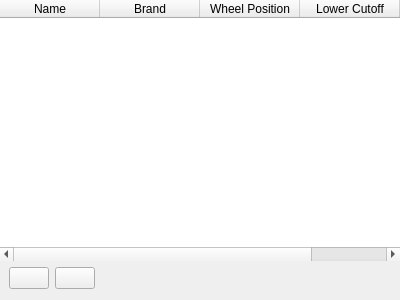
This is qt/frames/filters.ui in EthanChappel/Ecliptic as Qt 5 draws it before an edit. The edited form follows.
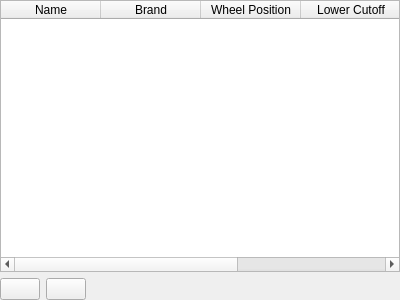
This is the edited form. Icons and pictures are not drawn.

Commit message: Move filter table to settings dock window

```diff
--- a/qt/frames/filters.ui
+++ b/qt/frames/filters.ui
@@ -23,14 +23,11 @@
    <property name="rightMargin">
     <number>0</number>
    </property>
+   <property name="bottomMargin">
+    <number>0</number>
+   </property>
    <item>
     <widget class="QTableWidget" name="table">
-     <property name="frameShape">
-      <enum>QFrame::NoFrame</enum>
-     </property>
-     <property name="lineWidth">
-      <number>0</number>
-     </property>
      <property name="sortingEnabled">
       <bool>false</bool>
      </property>
@@ -69,12 +66,6 @@
    </item>
    <item>
     <layout class="QHBoxLayout" name="horizontallayout_14">
-     <property name="leftMargin">
-      <number>9</number>
-     </property>
-     <property name="rightMargin">
-      <number>9</number>
-     </property>
      <item>
       <widget class="QPushButton" name="add_button">
        <property name="sizePolicy">
```
The commit also changes 6 other files.
